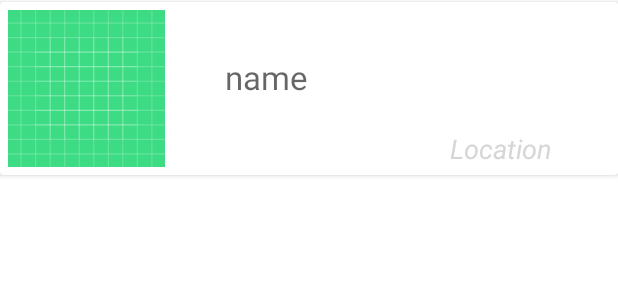
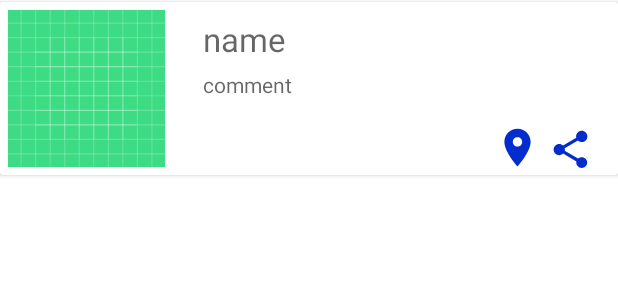
Before and after one commit to Osman0812/Seyahathanem, an Android app: the layout feed_row.xml on its own in the app's theme, with its tools: preview values and no code run, on a phone screen of 412 x 824 dp. Shown: the top 300 px of the screen. Run offline under Robolectric (Android 15) with nearby library versions, the phone set to English and light mode, and no system bars.

```diff
--- a/app/src/main/java/com/example/seyahathanem/activities/CategoryDocuments.kt
+++ b/app/src/main/java/com/example/seyahathanem/activities/CategoryDocuments.kt
@@ -29,8 +29,9 @@ class CategoryDocuments : AppCompatActivity() {
 
     override fun onOptionsItemSelected(item: MenuItem): Boolean {
 
-        if (item.itemId == R.id.home) {
+        if (item.itemId == android.R.id.home) {
             onBackPressed()
+
             return true
         }
         return super.onOptionsItemSelected(item)
--- a/app/src/main/java/com/example/seyahathanem/activities/MainActivity.kt
+++ b/app/src/main/java/com/example/seyahathanem/activities/MainActivity.kt
@@ -54,7 +54,6 @@ class MainActivity : AppCompatActivity() {
             fragmentManager.popBackStackImmediate(null, FragmentManager.POP_BACK_STACK_INCLUSIVE)
             Toast.makeText(applicationContext,"Saved Successfully!", Toast.LENGTH_LONG).show()
         }
-
         bottomNav.setOnItemSelectedListener {
 
             when (it.itemId){
--- a/app/src/main/java/com/example/seyahathanem/classes/FeedScreenClass.kt
+++ b/app/src/main/java/com/example/seyahathanem/classes/FeedScreenClass.kt
@@ -3,4 +3,4 @@ package com.example.seyahathanem.classes
 import android.net.Uri
 
 
-data class FeedScreenClass (val placeUri: String? = null, val placeName: String, val latitude: Double, val longitude: Double)
+data class FeedScreenClass (val id: String,val placeUri: String? = null, val placeName: String, val latitude: Double, val longitude: Double, val comment: String? = null,val category: String? = null)
--- a/app/src/main/java/com/example/seyahathanem/fragments/AddPlaceFragment.kt
+++ b/app/src/main/java/com/example/seyahathanem/fragments/AddPlaceFragment.kt
@@ -249,6 +249,7 @@ class AddPlaceFragment : Fragment() {
         if (placeName.isNotEmpty() && cName != "null"){
 
 
+            hashMap["id"] = imageName
             hashMap["category"] = cName.toString()
             hashMap["placeName"] = placeName
             hashMap["latitude"] = latitude
--- /dev/null
+++ b/app/src/main/res/drawable/ic_delete.xml
@@ -0,0 +1,5 @@
+<vector android:height="24dp" android:tint="#860303"
+    android:viewportHeight="24" android:viewportWidth="24"
+    android:width="24dp" xmlns:android="http://schemas.android.com/apk/res/android">
+    <path android:fillColor="@android:color/white" android:pathData="M6,19c0,1.1 0.9,2 2,2h8c1.1,0 2,-0.9 2,-2V7H6v12zM19,4h-3.5l-1,-1h-5l-1,1H5v2h14V4z"/>
+</vector>
--- /dev/null
+++ b/app/src/main/res/drawable/ic_location.xml
@@ -0,0 +1,5 @@
+<vector android:height="24dp" android:tint="#022CCB"
+    android:viewportHeight="24" android:viewportWidth="24"
+    android:width="24dp" xmlns:android="http://schemas.android.com/apk/res/android">
+    <path android:fillColor="@android:color/white" android:pathData="M12,2C8.13,2 5,5.13 5,9c0,5.25 7,13 7,13s7,-7.75 7,-13c0,-3.87 -3.13,-7 -7,-7zM12,11.5c-1.38,0 -2.5,-1.12 -2.5,-2.5s1.12,-2.5 2.5,-2.5 2.5,1.12 2.5,2.5 -1.12,2.5 -2.5,2.5z"/>
+</vector>
--- /dev/null
+++ b/app/src/main/res/drawable/share.xml
@@ -0,0 +1,5 @@
+<vector android:height="24dp" android:tint="#022CCB"
+    android:viewportHeight="24" android:viewportWidth="24"
+    android:width="24dp" xmlns:android="http://schemas.android.com/apk/res/android">
+    <path android:fillColor="@android:color/white" android:pathData="M18,16.08c-0.76,0 -1.44,0.3 -1.96,0.77L8.91,12.7c0.05,-0.23 0.09,-0.46 0.09,-0.7s-0.04,-0.47 -0.09,-0.7l7.05,-4.11c0.54,0.5 1.25,0.81 2.04,0.81 1.66,0 3,-1.34 3,-3s-1.34,-3 -3,-3 -3,1.34 -3,3c0,0.24 0.04,0.47 0.09,0.7L8.04,9.81C7.5,9.31 6.79,9 6,9c-1.66,0 -3,1.34 -3,3s1.34,3 3,3c0.79,0 1.5,-0.31 2.04,-0.81l7.12,4.16c-0.05,0.21 -0.08,0.43 -0.08,0.65 0,1.61 1.31,2.92 2.92,2.92 1.61,0 2.92,-1.31 2.92,-2.92s-1.31,-2.92 -2.92,-2.92z"/>
+</vector>
--- a/app/src/main/res/layout/feed_row.xml
+++ b/app/src/main/res/layout/feed_row.xml
@@ -20,26 +20,43 @@
         android:id="@+id/nameText"
         android:layout_width="match_parent"
         android:layout_height="wrap_content"
-        android:layout_marginStart="150dp"
+        android:layout_marginStart="135dp"
+
+        android:layout_marginTop="10dp"
         android:layout_marginEnd="45dp"
-        android:layout_marginTop="35dp"
         android:hint="@string/name"
         android:textColor="@color/black"
-        android:textSize="22sp"/>
+        android:textSize="22sp" />
 
     <TextView
-        android:id="@+id/location"
+        android:id="@+id/commentText"
         android:layout_width="match_parent"
         android:layout_height="wrap_content"
-        android:layout_marginStart="300dp"
-        android:layout_marginTop="85dp"
-        android:layout_marginEnd="15dp"
-        android:textColor="@color/quantum_bluegrey400"
-        android:text="Location"
-        android:textSize="18dp"
-        android:textStyle="italic"
-        android:clickable="true"
-        >
+        android:layout_marginTop="45dp"
+        android:layout_marginStart="135dp"
+        android:layout_marginEnd="25dp"
+        android:hint="comment">
+
 
     </TextView>
+
+
+
+    <ImageView
+        android:id="@+id/locationIcon"
+        android:layout_width="30dp"
+        android:layout_height="30dp"
+        android:layout_marginTop="82dp"
+        android:layout_marginStart="330dp"
+
+        android:src="@drawable/ic_location" />
+
+    <ImageView
+        android:layout_marginTop="83dp"
+        android:layout_marginStart="365dp"
+        android:layout_width="30dp"
+        android:layout_height="30dp"
+        android:src="@drawable/share">
+
+    </ImageView>
 </androidx.cardview.widget.CardView>
--- a/app/src/main/res/layout/fragment_signup.xml
+++ b/app/src/main/res/layout/fragment_signup.xml
@@ -1,4 +1,5 @@
-<androidx.constraintlayout.widget.ConstraintLayout xmlns:android="http://schemas.android.com/apk/res/android"
+<androidx.constraintlayout.widget.ConstraintLayout
+    xmlns:android="http://schemas.android.com/apk/res/android"
     xmlns:app="http://schemas.android.com/apk/res-auto"
     xmlns:tools="http://schemas.android.com/tools"
     android:layout_width="match_parent"
```
Also changed, not shown: app/src/main/java/com/example/seyahathanem/adapters/FeedAdapter.kt (+93 -7 lines), app/src/main/java/com/example/seyahathanem/classes/SwipeToDeleteCallback.kt (added, +23 -0 lines), app/src/main/java/com/example/seyahathanem/fragments/CategoriesFragment.kt (+8 -2 lines), app/src/main/java/com/example/seyahathanem/fragments/CategoryFragment.kt (+2 -11 lines), app/src/main/java/com/example/seyahathanem/fragments/FeedFragment.kt (+25 -5 lines), app/src/main/res/layout/fragment_categories.xml (+15 -3 lines), app/src/main/res/layout/fragment_category.xml (+0 -32 lines).
